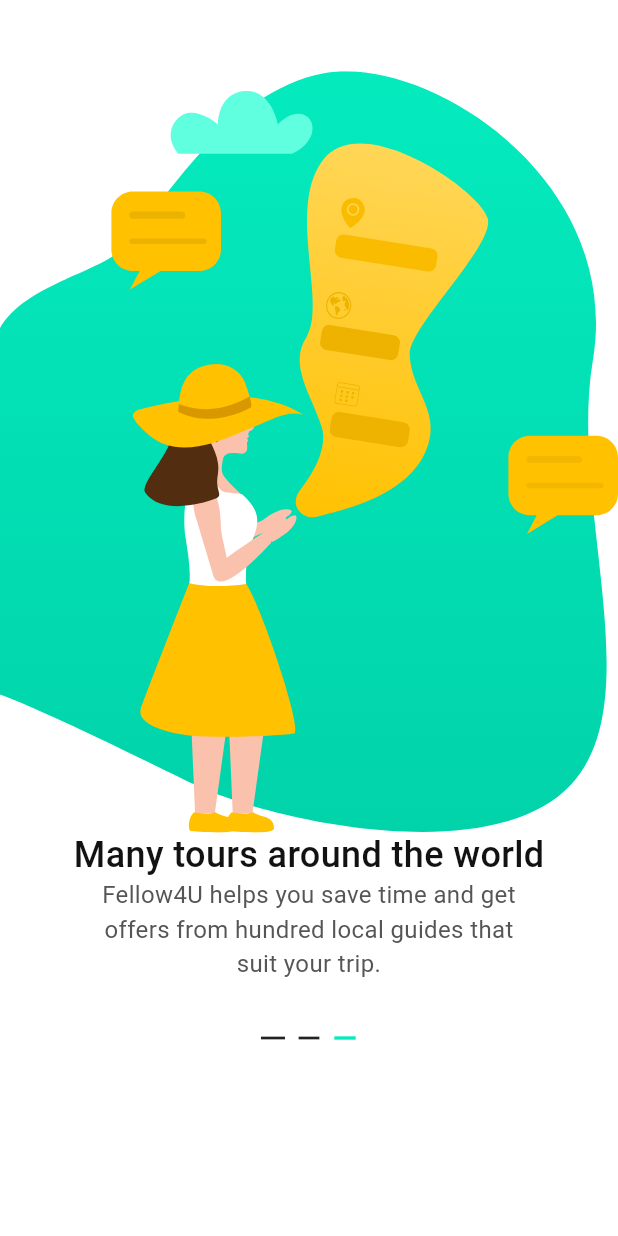
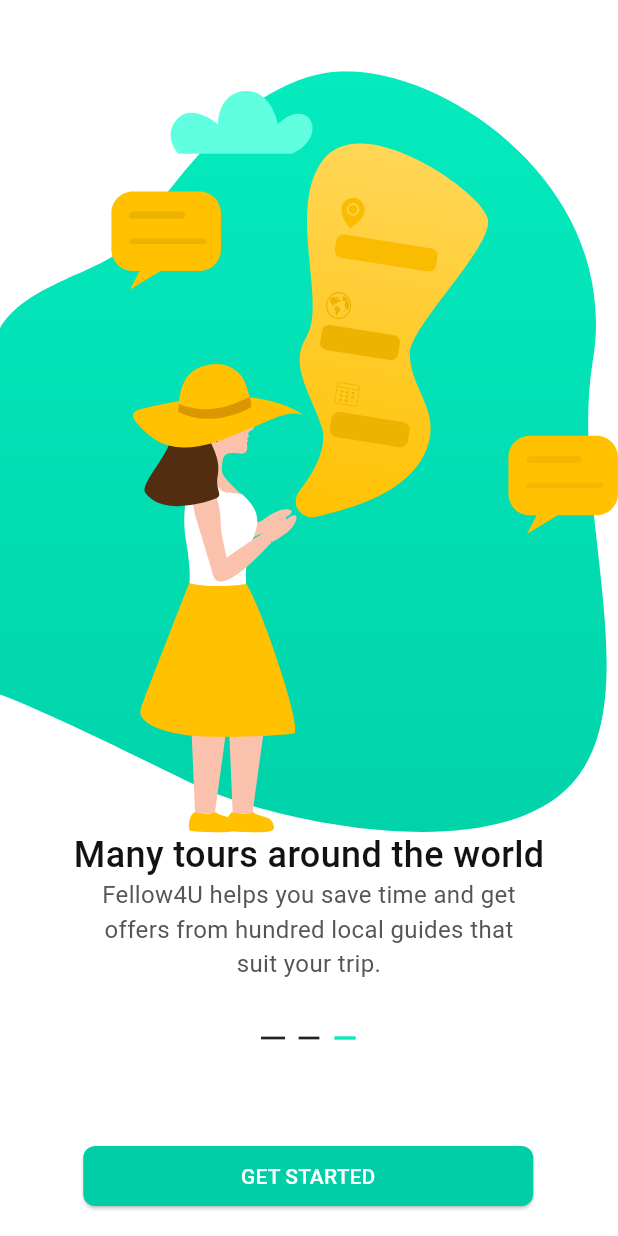
Before and after one commit to ducchinhpro123/fellow4u, a Flutter app: the screen it shows after launch, swiped to page 3, on a phone screen of 412 x 824 dp. Run offline on Flutter 3.47's test engine with Material 3 defaults, Android fonts, the phone set to English and light mode, and no system bars; our stand-ins replace flutter_svg.

Commit message:
add ButtonGetStarted

```diff
--- a/onboarding/lib/main.dart
+++ b/onboarding/lib/main.dart
@@ -2,6 +2,7 @@ import 'package:flutter/material.dart';
 import 'package:onboarding/onboarding_1.dart';
 import 'package:onboarding/onboarding_2.dart';
 import 'package:onboarding/onboarding_3.dart';
+import 'package:onboarding/widgets/button_get_started.dart';
 
 void main() {
   runApp(const MyApp());
@@ -32,7 +33,6 @@ class _MyApp extends State<MyApp> {
 
   @override
   void dispose() {
-    // TODO: implement dispose
     super.dispose();
     _pageController.dispose();
   }
@@ -74,7 +74,7 @@ class _MyApp extends State<MyApp> {
                   ),
                 ),
               )
-            : null,
+            : const ButtonGetStarted(),
       ),
     );
   }
--- /dev/null
+++ b/onboarding/lib/widgets/button_get_started.dart
@@ -0,0 +1,39 @@
+import 'package:flutter/material.dart';
+
+class ButtonGetStarted extends StatelessWidget {
+  const ButtonGetStarted({super.key});
+
+  @override
+  Widget build(BuildContext context) {
+    return Center(
+      child: Column(
+        mainAxisAlignment: MainAxisAlignment.end,
+        children: [
+          Container(
+            margin: const EdgeInsets.only(left: 31.0),
+            child: SizedBox(
+              width: 300.0,
+              child: ElevatedButton(
+                onPressed: () {},
+                style: ElevatedButton.styleFrom(
+                  backgroundColor: const Color(0xff00CEA6),
+                  shape: RoundedRectangleBorder(
+                    borderRadius: BorderRadius.circular(8.0),
+                  ),
+                ),
+                child: const Text(
+                  'GET STARTED',
+                  textAlign: TextAlign.center,
+                  style: TextStyle(
+                    color: Colors.white,
+                    fontSize: 14,
+                  ),
+                ),
+              ),
+            ),
+          ),
+        ],
+      ),
+    );
+  }
+}
```
